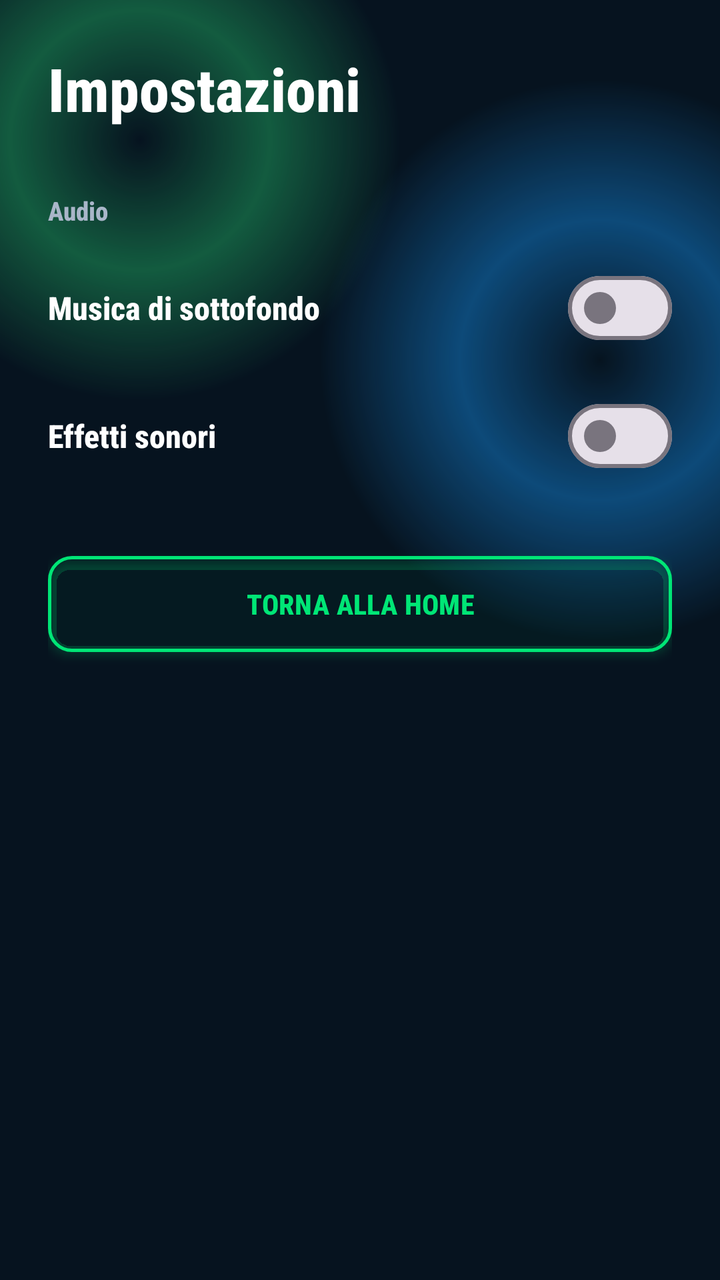
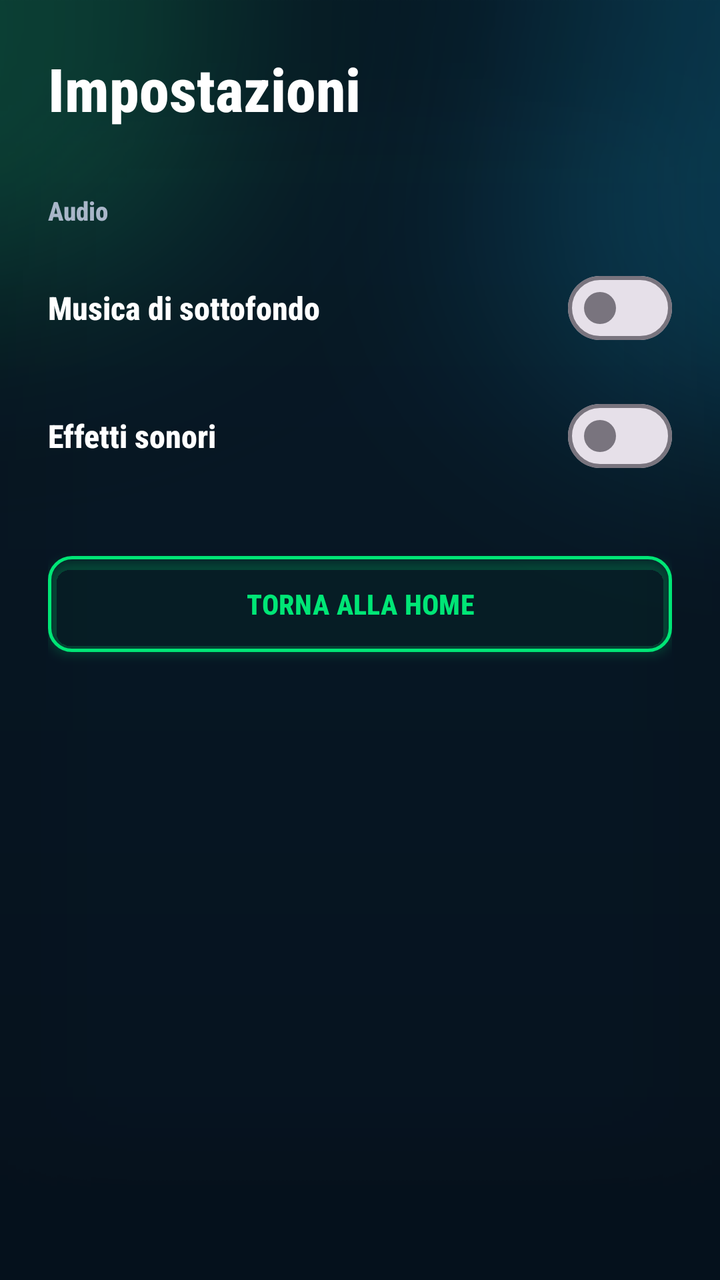

Before-and-after screenshots of an Android layout around one commit, followed by the original layout XML and the change that was made.
<!-- AndroidManifest.xml: application theme Theme.GiocoDel15 -->
<!-- res/layout/activity_settings.xml -->
<?xml version="1.0" encoding="utf-8"?>
<androidx.constraintlayout.widget.ConstraintLayout xmlns:android="http://schemas.android.com/apk/res/android"
    xmlns:app="http://schemas.android.com/apk/res-auto"
    android:layout_width="match_parent"
    android:layout_height="match_parent"
    android:background="@drawable/bg_aurora"
    android:padding="@dimen/space_lg">

    <TextView
        android:id="@+id/title"
        android:layout_width="wrap_content"
        android:layout_height="wrap_content"
        android:text="@string/settings_title"
        android:textColor="@color/game_text_primary"
        android:textSize="@dimen/title_size"
        android:textStyle="bold"
        app:layout_constraintStart_toStartOf="parent"
        app:layout_constraintTop_toTopOf="parent" />

    <TextView
        android:id="@+id/soundSection"
        android:layout_width="wrap_content"
        android:layout_height="wrap_content"
        android:layout_marginTop="@dimen/space_xl"
        android:text="@string/settings_sound_section"
        android:textColor="@color/game_text_secondary"
        android:textSize="@dimen/caption_size"
        android:textStyle="bold"
        app:layout_constraintStart_toStartOf="parent"
        app:layout_constraintTop_toBottomOf="@id/title" />

    <LinearLayout
        android:id="@+id/musicRow"
        android:layout_width="0dp"
        android:layout_height="wrap_content"
        android:layout_marginTop="@dimen/space_md"
        android:gravity="center_vertical"
        android:orientation="horizontal"
        app:layout_constraintEnd_toEndOf="parent"
        app:layout_constraintStart_toStartOf="parent"
        app:layout_constraintTop_toBottomOf="@id/soundSection">

        <TextView
            android:layout_width="0dp"
            android:layout_height="wrap_content"
            android:layout_weight="1"
            android:text="@string/settings_music_label"
            android:textColor="@color/game_text_primary"
            android:textSize="@dimen/body_size"
            android:textStyle="bold" />

        <com.google.android.material.materialswitch.MaterialSwitch
            android:id="@+id/musicSwitch"
            android:layout_width="wrap_content"
            android:layout_height="wrap_content" />
    </LinearLayout>

    <LinearLayout
        android:id="@+id/sfxRow"
        android:layout_width="0dp"
        android:layout_height="wrap_content"
        android:layout_marginTop="@dimen/space_md"
        android:gravity="center_vertical"
        android:orientation="horizontal"
        app:layout_constraintEnd_toEndOf="parent"
        app:layout_constraintStart_toStartOf="parent"
        app:layout_constraintTop_toBottomOf="@id/musicRow">

        <TextView
            android:layout_width="0dp"
            android:layout_height="wrap_content"
            android:layout_weight="1"
            android:text="@string/settings_sfx_label"
            android:textColor="@color/game_text_primary"
            android:textSize="@dimen/body_size"
            android:textStyle="bold" />

        <com.google.android.material.materialswitch.MaterialSwitch
            android:id="@+id/sfxSwitch"
            android:layout_width="wrap_content"
            android:layout_height="wrap_content" />
    </LinearLayout>

    <com.google.android.material.button.MaterialButton
        android:id="@+id/backButton"
        style="@style/Widget.GiocoDel15.OutlineButton"
        android:layout_width="0dp"
        android:layout_height="wrap_content"
        android:layout_marginTop="@dimen/space_xl"
        android:text="@string/settings_back"
        app:layout_constraintEnd_toEndOf="parent"
        app:layout_constraintStart_toStartOf="parent"
        app:layout_constraintTop_toBottomOf="@id/sfxRow" />

</androidx.constraintlayout.widget.ConstraintLayout>
<!-- resources referenced by this layout -->
<resources>
  <color name="game_text_primary">#FFFFFF</color>
  <color name="game_text_secondary">#A9B6C9</color>
  <dimen name="body_size">16sp</dimen>
  <dimen name="caption_size">13sp</dimen>
  <dimen name="space_lg">24dp</dimen>
  <dimen name="space_md">16dp</dimen>
  <dimen name="space_xl">32dp</dimen>
  <dimen name="title_size">30sp</dimen>
  <!-- drawable bg_aurora (drawable) -->
  <?xml version="1.0" encoding="utf-8"?>
  <layer-list xmlns:android="http://schemas.android.com/apk/res/android">
      <item>
          <shape android:shape="rectangle">
              <solid android:color="@color/game_background" />
          </shape>
      </item>
      <item
          android:width="260dp"
          android:height="260dp"
          android:gravity="top|start"
          android:left="-60dp"
          android:top="-60dp">
          <shape android:shape="oval">
              <gradient
                  android:type="radial"
                  android:gradientRadius="130dp"
                  android:centerColor="@color/aurora_green"
                  android:endColor="@color/aurora_green_end" />
          </shape>
      </item>
      <item
          android:width="280dp"
          android:height="280dp"
          android:gravity="top|end"
          android:right="-80dp"
          android:top="40dp">
          <shape android:shape="oval">
              <gradient
                  android:type="radial"
                  android:gradientRadius="140dp"
                  android:centerColor="@color/aurora_blue"
                  android:endColor="@color/aurora_blue_end" />
          </shape>
      </item>
  </layer-list>
  <string name="settings_back">TORNA ALLA HOME</string>
  <string name="settings_music_label">Musica di sottofondo</string>
  <string name="settings_sfx_label">Effetti sonori</string>
  <string name="settings_sound_section">Audio</string>
  <string name="settings_title">Impostazioni</string>
  <style name="Widget.GiocoDel15.OutlineButton" parent="Widget.Material3.Button.OutlinedButton">
          <item name="android:minHeight">@dimen/button_height</item>
          <item name="cornerRadius">@dimen/radius_md</item>
          <item name="android:textStyle">bold</item>
          <item name="android:textAllCaps">false</item>
          <item name="strokeColor">@color/game_primary</item>
          <item name="strokeWidth">@dimen/outline_stroke_width</item>
          <item name="android:textColor">@color/game_primary</item>
          <item name="android:elevation">@dimen/button_outline_elevation</item>
          <item name="android:outlineAmbientShadowColor">@color/game_primary</item>
          <item name="android:outlineSpotShadowColor">@color/game_primary</item>
      </style>
  <style name="Theme.GiocoDel15" parent="Theme.Material3.DayNight.NoActionBar">
          <item name="android:fontFamily">sans-serif-condensed-medium</item>
          <item name="android:colorAccent">@color/game_secondary</item>
          <item name="android:navigationBarColor">@color/game_background</item>
          <item name="android:statusBarColor">@color/game_background</item>
          <item name="android:windowLightStatusBar">false</item>
          <item name="colorPrimary">@color/game_primary</item>
          <item name="colorSecondary">@color/game_secondary</item>
      </style>
  <color name="game_background">@color/game_bg_primary</color>
  <color name="aurora_green">#6625C76F</color>
  <color name="aurora_green_end">#0025C76F</color>
  <color name="aurora_blue">#66169BFF</color>
  <color name="aurora_blue_end">#00169BFF</color>
  <dimen name="button_height">56dp</dimen>
  <dimen name="radius_md">12dp</dimen>
  <color name="game_primary">@color/game_green</color>
  <dimen name="outline_stroke_width">1.5dp</dimen>
  <dimen name="button_outline_elevation">3dp</dimen>
  <color name="game_secondary">@color/game_cyan</color>
  <color name="game_bg_primary">#06131F</color>
  <color name="game_green">#00E676</color>
  <color name="game_cyan">#00BFFF</color>
</resources>

<!-- the commit's change to res/layout/activity_settings.xml (unified diff, before → after) -->
@@ -3,7 +3,7 @@
     xmlns:app="http://schemas.android.com/apk/res-auto"
     android:layout_width="match_parent"
     android:layout_height="match_parent"
-    android:background="@drawable/bg_aurora"
+    android:background="@drawable/bg_settings_activity"
     android:padding="@dimen/space_lg">
 
     <TextView
<!-- resource entries referenced after the edit -->
@@ -8,43 +8,7 @@
   <dimen name="space_md">16dp</dimen>
   <dimen name="space_xl">32dp</dimen>
   <dimen name="title_size">30sp</dimen>
-  <!-- drawable bg_aurora (drawable) -->
-  <?xml version="1.0" encoding="utf-8"?>
-  <layer-list xmlns:android="http://schemas.android.com/apk/res/android">
-      <item>
-          <shape android:shape="rectangle">
-              <solid android:color="@color/game_background" />
-          </shape>
-      </item>
-      <item
-          android:width="260dp"
-          android:height="260dp"
-          android:gravity="top|start"
-          android:left="-60dp"
-          android:top="-60dp">
-          <shape android:shape="oval">
-              <gradient
-                  android:type="radial"
-                  android:gradientRadius="130dp"
-                  android:centerColor="@color/aurora_green"
-                  android:endColor="@color/aurora_green_end" />
-          </shape>
-      </item>
-      <item
-          android:width="280dp"
-          android:height="280dp"
-          android:gravity="top|end"
-          android:right="-80dp"
-          android:top="40dp">
-          <shape android:shape="oval">
-              <gradient
-                  android:type="radial"
-                  android:gradientRadius="140dp"
-                  android:centerColor="@color/aurora_blue"
-                  android:endColor="@color/aurora_blue_end" />
-          </shape>
-      </item>
-  </layer-list>
+  <!-- drawable bg_settings_activity: png bitmap (drawable-land-nodpi, 72947 bytes) -->
   <string name="settings_back">TORNA ALLA HOME</string>
   <string name="settings_music_label">Musica di sottofondo</string>
   <string name="settings_sfx_label">Effetti sonori</string>
@@ -65,24 +29,19 @@
   <style name="Theme.GiocoDel15" parent="Theme.Material3.DayNight.NoActionBar">
           <item name="android:fontFamily">sans-serif-condensed-medium</item>
           <item name="android:colorAccent">@color/game_secondary</item>
-          <item name="android:navigationBarColor">@color/game_background</item>
-          <item name="android:statusBarColor">@color/game_background</item>
+          <item name="android:navigationBarColor">@android:color/transparent</item>
+          <item name="android:statusBarColor">@android:color/transparent</item>
           <item name="android:windowLightStatusBar">false</item>
+          <item name="android:windowLightNavigationBar" tools:targetApi="27">false</item>
           <item name="colorPrimary">@color/game_primary</item>
           <item name="colorSecondary">@color/game_secondary</item>
       </style>
-  <color name="game_background">@color/game_bg_primary</color>
-  <color name="aurora_green">#6625C76F</color>
-  <color name="aurora_green_end">#0025C76F</color>
-  <color name="aurora_blue">#66169BFF</color>
-  <color name="aurora_blue_end">#00169BFF</color>
   <dimen name="button_height">56dp</dimen>
   <dimen name="radius_md">12dp</dimen>
   <color name="game_primary">@color/game_green</color>
   <dimen name="outline_stroke_width">1.5dp</dimen>
   <dimen name="button_outline_elevation">3dp</dimen>
   <color name="game_secondary">@color/game_cyan</color>
-  <color name="game_bg_primary">#06131F</color>
   <color name="game_green">#00E676</color>
   <color name="game_cyan">#00BFFF</color>
 </resources>
